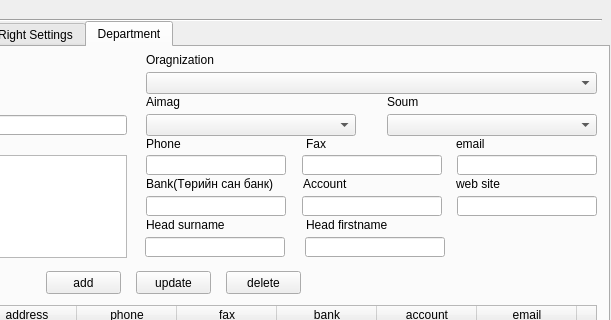
teamlm2/lm2_mgis, file view/UserRoleManagementDialog.ui: the form before one commit; both pictures show x 239 to 850 and y 0 to 320 of the 850 by 550 pixel window.
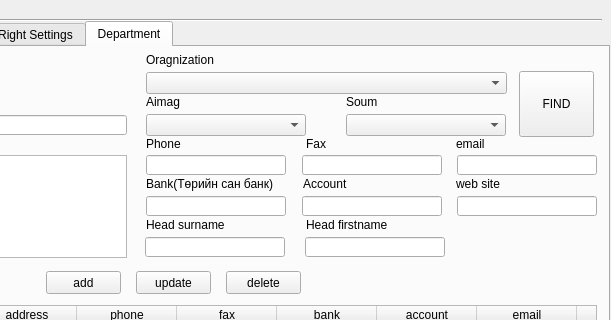
The form after the commit. Icons and pictures are not drawn.

```diff
--- a/view/UserRoleManagementDialog.ui
+++ b/view/UserRoleManagementDialog.ui
@@ -1131,7 +1131,7 @@
       <rect>
        <x>380</x>
        <y>67</y>
-       <width>210</width>
+       <width>160</width>
        <height>22</height>
       </rect>
      </property>
@@ -1139,9 +1139,9 @@
     <widget class="QComboBox" name="department_soum_cbox">
      <property name="geometry">
       <rect>
-       <x>621</x>
+       <x>580</x>
        <y>67</y>
-       <width>210</width>
+       <width>160</width>
        <height>22</height>
       </rect>
      </property>
@@ -1151,7 +1151,7 @@
       <rect>
        <x>380</x>
        <y>47</y>
-       <width>210</width>
+       <width>160</width>
        <height>16</height>
       </rect>
      </property>
@@ -1162,9 +1162,9 @@
     <widget class="QLabel" name="label_20">
      <property name="geometry">
       <rect>
-       <x>621</x>
+       <x>580</x>
        <y>47</y>
-       <width>210</width>
+       <width>160</width>
        <height>16</height>
       </rect>
      </property>
@@ -1420,7 +1420,7 @@
       <rect>
        <x>380</x>
        <y>25</y>
-       <width>451</width>
+       <width>361</width>
        <height>22</height>
       </rect>
      </property>
@@ -1438,6 +1438,19 @@
       <string>Load and find</string>
      </property>
     </widget>
+    <widget class="QPushButton" name="department_find_button">
+     <property name="geometry">
+      <rect>
+       <x>753</x>
+       <y>24</y>
+       <width>75</width>
+       <height>66</height>
+      </rect>
+     </property>
+     <property name="text">
+      <string>FIND</string>
+     </property>
+    </widget>
    </widget>
   </widget>
   <widget class="QPushButton" name="refresh_button">
```
Left out of the diff: 14 changed lines with no effect on the pictures.
